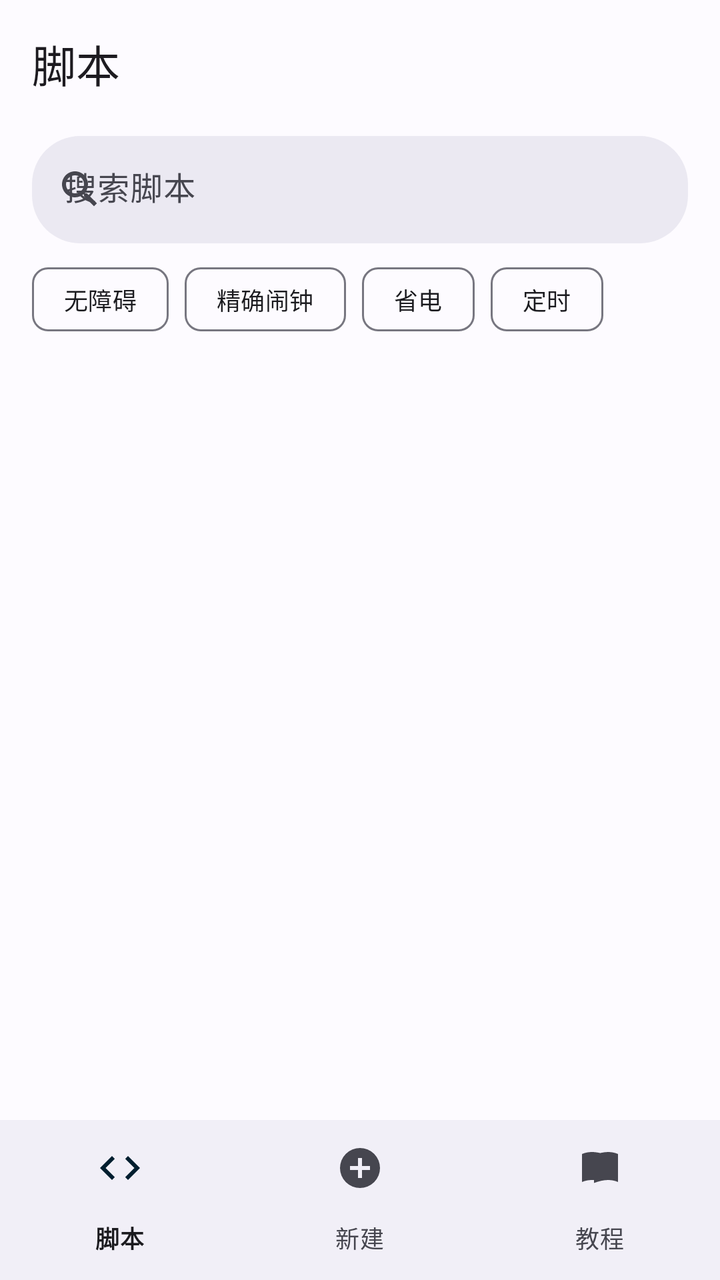
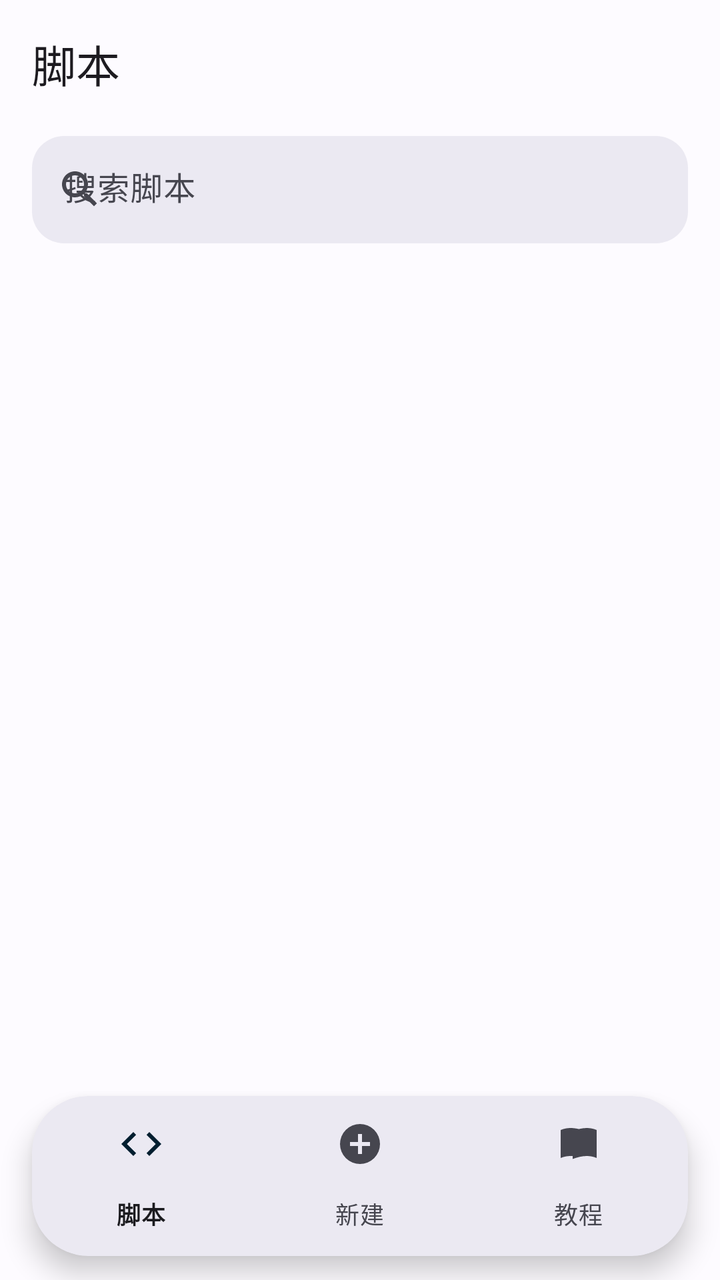

Screens rendered from an Android XML layout before and after an edit, with the pre-edit source and the edit as a unified diff.
<!-- AndroidManifest.xml: application theme Theme.MicroAuto -->
<!-- res/layout/activity_main.xml -->
<?xml version="1.0" encoding="utf-8"?>
<androidx.coordinatorlayout.widget.CoordinatorLayout xmlns:android="http://schemas.android.com/apk/res/android"
    xmlns:app="http://schemas.android.com/apk/res-auto"
    android:id="@+id/root"
    android:layout_width="match_parent"
    android:layout_height="match_parent"
    android:background="?attr/colorSurface">

    <LinearLayout
        android:layout_width="match_parent"
        android:layout_height="match_parent"
        android:orientation="vertical">

        <com.google.android.material.appbar.MaterialToolbar
            android:id="@+id/toolbar"
            android:layout_width="match_parent"
            android:layout_height="?attr/actionBarSize"
            app:navigationIconTint="?attr/colorOnSurface"
            app:title="脚本"
            app:titleTextAppearance="?attr/textAppearanceTitleLarge" />

        <FrameLayout
            android:id="@+id/pageHost"
            android:layout_width="match_parent"
            android:layout_height="0dp"
            android:layout_weight="1">

            <LinearLayout
                android:id="@+id/scriptsPage"
                android:layout_width="match_parent"
                android:layout_height="match_parent"
                android:orientation="vertical">

                <com.google.android.material.textfield.TextInputLayout
                    android:id="@+id/searchLayout"
                    style="@style/Widget.Material3.TextInputLayout.FilledBox.Dense"
                    android:layout_width="match_parent"
                    android:layout_height="wrap_content"
                    android:layout_marginStart="16dp"
                    android:layout_marginTop="4dp"
                    android:layout_marginEnd="16dp"
                    android:hint="搜索脚本"
                    app:boxBackgroundColor="?attr/colorSurfaceContainerHigh"
                    app:boxCornerRadiusBottomEnd="24dp"
                    app:boxCornerRadiusBottomStart="24dp"
                    app:boxCornerRadiusTopEnd="24dp"
                    app:boxCornerRadiusTopStart="24dp"
                    app:boxStrokeWidth="0dp"
                    app:boxStrokeWidthFocused="0dp"
                    app:endIconMode="clear_text"
                    app:startIconDrawable="@drawable/ic_search"
                    app:startIconTint="?attr/colorOnSurfaceVariant">

                    <com.google.android.material.textfield.TextInputEditText
                        android:id="@+id/searchInput"
                        android:layout_width="match_parent"
                        android:layout_height="wrap_content"
                        android:imeOptions="actionSearch"
                        android:inputType="text"
                        android:maxLines="1" />
                </com.google.android.material.textfield.TextInputLayout>

                <com.google.android.material.chip.ChipGroup
                    android:id="@+id/statusChips"
                    android:layout_width="match_parent"
                    android:layout_height="wrap_content"
                    android:paddingStart="16dp"
                    android:paddingTop="4dp"
                    android:paddingEnd="16dp"
                    android:paddingBottom="8dp"
                    app:chipSpacingHorizontal="8dp"
                    app:chipSpacingVertical="4dp">

                    <com.google.android.material.chip.Chip
                        android:id="@+id/chipAccessibility"
                        style="@style/Widget.MicroAuto.Chip.Status"
                        android:layout_width="wrap_content"
                        android:layout_height="wrap_content"
                        android:checkable="false"
                        android:clickable="true"
                        android:text="无障碍" />

                    <com.google.android.material.chip.Chip
                        android:id="@+id/chipAlarm"
                        style="@style/Widget.MicroAuto.Chip.Status"
                        android:layout_width="wrap_content"
                        android:layout_height="wrap_content"
                        android:checkable="false"
                        android:clickable="true"
                        android:text="精确闹钟" />

                    <com.google.android.material.chip.Chip
                        android:id="@+id/chipBattery"
                        style="@style/Widget.MicroAuto.Chip.Status"
                        android:layout_width="wrap_content"
                        android:layout_height="wrap_content"
                        android:checkable="false"
                        android:clickable="true"
                        android:text="省电" />

                    <com.google.android.material.chip.Chip
                        android:id="@+id/chipSchedule"
                        style="@style/Widget.MicroAuto.Chip.Status"
                        android:layout_width="wrap_content"
                        android:layout_height="wrap_content"
                        android:checkable="false"
                        android:clickable="true"
                        android:text="定时" />
                </com.google.android.material.chip.ChipGroup>

                <FrameLayout
                    android:layout_width="match_parent"
                    android:layout_height="0dp"
                    android:layout_weight="1">

                    <androidx.recyclerview.widget.RecyclerView
                        android:id="@+id/scriptList"
                        android:layout_width="match_parent"
                        android:layout_height="match_parent"
                        android:clipToPadding="false"
                        android:paddingStart="8dp"
                        android:paddingTop="4dp"
                        android:paddingEnd="8dp"
                        android:paddingBottom="16dp"
                        android:scrollbars="vertical" />

                    <LinearLayout
                        android:id="@+id/emptyState"
                        android:layout_width="match_parent"
                        android:layout_height="match_parent"
                        android:gravity="center"
                        android:orientation="vertical"
                        android:padding="32dp"
                        android:visibility="gone">

                        <TextView
                            android:id="@+id/emptyTitle"
                            android:layout_width="wrap_content"
                            android:layout_height="wrap_content"
                            android:text="还没有脚本"
                            android:textAppearance="?attr/textAppearanceTitleMedium" />

                        <TextView
                            android:id="@+id/emptyHint"
                            android:layout_width="wrap_content"
                            android:layout_height="wrap_content"
                            android:layout_marginTop="8dp"
                            android:gravity="center"
                            android:text="新建一个脚本，或从文件导入 .js / .txt"
                            android:textAppearance="?attr/textAppearanceBodyMedium"
                            android:textColor="?attr/colorOnSurfaceVariant" />

                        <com.google.android.material.button.MaterialButton
                            android:id="@+id/btnEmptyNew"
                            android:layout_width="wrap_content"
                            android:layout_height="wrap_content"
                            android:layout_marginTop="16dp"
                            android:text="新建脚本" />

                        <com.google.android.material.button.MaterialButton
                            android:id="@+id/btnEmptyImport"
                            style="@style/Widget.Material3.Button.TextButton"
                            android:layout_width="wrap_content"
                            android:layout_height="wrap_content"
                            android:text="导入脚本" />

                        <com.google.android.material.button.MaterialButton
                            android:id="@+id/btnEmptyFolder"
                            style="@style/Widget.Material3.Button.TextButton"
                            android:layout_width="wrap_content"
                            android:layout_height="wrap_content"
                            android:text="新建文件夹" />
                    </LinearLayout>
                </FrameLayout>
            </LinearLayout>

            <androidx.core.widget.NestedScrollView
                android:id="@+id/tutorialPage"
                android:layout_width="match_parent"
                android:layout_height="match_parent"
                android:fillViewport="true"
                android:visibility="gone">

                <include
                    android:id="@+id/tutorialContent"
                    layout="@layout/view_tutorial" />
            </androidx.core.widget.NestedScrollView>
        </FrameLayout>

        <com.google.android.material.bottomnavigation.BottomNavigationView
            android:id="@+id/bottomNav"
            android:layout_width="match_parent"
            android:layout_height="wrap_content"
            app:labelVisibilityMode="labeled"
            app:menu="@menu/menu_bottom" />
    </LinearLayout>
</androidx.coordinatorlayout.widget.CoordinatorLayout>
<!-- res/layout/view_tutorial.xml (included above) -->
<?xml version="1.0" encoding="utf-8"?>
<LinearLayout xmlns:android="http://schemas.android.com/apk/res/android"
    android:layout_width="match_parent"
    android:layout_height="wrap_content"
    android:orientation="vertical"
    android:padding="16dp">

    <TextView
        android:layout_width="match_parent"
        android:layout_height="wrap_content"
        android:text="MicroAuto 用 JavaScript 调用 Android 无障碍服务，实现自动点击、滑动、读取界面和定时执行。"
        android:textAppearance="?attr/textAppearanceBodyMedium"
        android:textColor="?attr/colorOnSurfaceVariant" />

    <TextView
        android:layout_width="wrap_content"
        android:layout_height="wrap_content"
        android:layout_marginTop="24dp"
        android:text="快速开始"
        android:textAppearance="?attr/textAppearanceTitleMedium" />

    <TextView
        android:layout_width="match_parent"
        android:layout_height="wrap_content"
        android:layout_marginTop="8dp"
        android:lineSpacingExtra="4dp"
        android:text="1. 打开系统设置 → 无障碍 → 已下载的服务 → MicroAuto，开启服务。\n2. 回到首页，点底部中间的「新建」，选择新建脚本或新建文件夹，或直接打开内置示例。\n3. 在编辑器里点“运行”。首次运行会请求通知权限，用于前台服务通知。"
        android:textAppearance="?attr/textAppearanceBodyMedium"
        android:textColor="?attr/colorOnSurfaceVariant" />

    <TextView
        android:layout_width="wrap_content"
        android:layout_height="wrap_content"
        android:layout_marginTop="24dp"
        android:text="第一个脚本"
        android:textAppearance="?attr/textAppearanceTitleMedium" />

    <TextView
        android:layout_width="match_parent"
        android:layout_height="wrap_content"
        android:layout_marginTop="8dp"
        android:text="用 text()、id()、desc() 等选择器找到控件，再调用 click()、setText()、scrollForward()。"
        android:textAppearance="?attr/textAppearanceBodyMedium"
        android:textColor="?attr/colorOnSurfaceVariant" />

    <TextView
        android:layout_width="match_parent"
        android:layout_height="wrap_content"
        android:layout_marginTop="8dp"
        android:background="@drawable/bg_log"
        android:fontFamily="monospace"
        android:lineSpacingExtra="2dp"
        android:padding="12dp"
        android:text="var button = text(&quot;签到&quot;).findOne(5000);&#10;if (button) {&#10;  button.click();&#10;  toast(&quot;签到完成&quot;);&#10;} else {&#10;  log(&quot;没有找到按钮&quot;);&#10;}"
        android:textColor="?attr/colorOnSurface"
        android:textIsSelectable="true"
        android:textSize="12sp" />

    <TextView
        android:layout_width="wrap_content"
        android:layout_height="wrap_content"
        android:layout_marginTop="24dp"
        android:text="定时任务"
        android:textAppearance="?attr/textAppearanceTitleMedium" />

    <TextView
        android:layout_width="match_parent"
        android:layout_height="wrap_content"
        android:layout_marginTop="8dp"
        android:lineSpacingExtra="4dp"
        android:text="编辑页 → 每天定时 → 设置 → 输入 HH:mm → 启用每天定时 → 保存定时。\n到点后会用前台服务运行当前脚本。精确闹钟不可用时会自动降级；部分厂商需要在电池设置里允许后台运行。"
        android:textAppearance="?attr/textAppearanceBodyMedium"
        android:textColor="?attr/colorOnSurfaceVariant" />

    <TextView
        android:layout_width="wrap_content"
        android:layout_height="wrap_content"
        android:layout_marginTop="24dp"
        android:text="文件夹"
        android:textAppearance="?attr/textAppearanceTitleMedium" />

    <TextView
        android:layout_width="match_parent"
        android:layout_height="wrap_content"
        android:layout_marginTop="8dp"
        android:lineSpacingExtra="4dp"
        android:text="首页右上角菜单 → 新建文件夹，或点底部中间的「新建」。\n脚本菜单 → 移动到… 可以把脚本放进文件夹。\n删除文件夹时，里面的脚本会移回根目录，不会丢失。\n目前支持一级文件夹。"
        android:textAppearance="?attr/textAppearanceBodyMedium"
        android:textColor="?attr/colorOnSurfaceVariant" />

    <TextView
        android:layout_width="wrap_content"
        android:layout_height="wrap_content"
        android:layout_marginTop="24dp"
        android:text="版本管理"
        android:textAppearance="?attr/textAppearanceTitleMedium" />

    <TextView
        android:layout_width="match_parent"
        android:layout_height="wrap_content"
        android:layout_marginTop="8dp"
        android:lineSpacingExtra="4dp"
        android:text="编辑页右上角菜单 → 发布版本，给当前内容打一个快照并写备注。\n菜单 → 版本历史，可查看、恢复或删除历史版本；恢复会覆盖当前内容。\n首页脚本菜单也可以直接打开版本历史。"
        android:textAppearance="?attr/textAppearanceBodyMedium"
        android:textColor="?attr/colorOnSurfaceVariant" />

    <TextView
        android:layout_width="wrap_content"
        android:layout_height="wrap_content"
        android:layout_marginTop="24dp"
        android:text="搜索"
        android:textAppearance="?attr/textAppearanceTitleMedium" />

    <TextView
        android:layout_width="match_parent"
        android:layout_height="wrap_content"
        android:layout_marginTop="8dp"
        android:text="首页顶部的搜索框会按名称过滤所有脚本，包括文件夹内的脚本；清空后回到当前文件夹视图。"
        android:textAppearance="?attr/textAppearanceBodyMedium"
        android:textColor="?attr/colorOnSurfaceVariant" />

    <TextView
        android:layout_width="wrap_content"
        android:layout_height="wrap_content"
        android:layout_marginTop="24dp"
        android:text="导入与导出"
        android:textAppearance="?attr/textAppearanceTitleMedium" />

    <TextView
        android:layout_width="match_parent"
        android:layout_height="wrap_content"
        android:layout_marginTop="8dp"
        android:lineSpacingExtra="4dp"
        android:text="首页菜单或空状态可以导入 .js / .txt，导入的脚本会进入当前文件夹。\n脚本菜单 → 导出，会通过系统文件选择器保存为 .js。"
        android:textAppearance="?attr/textAppearanceBodyMedium"
        android:textColor="?attr/colorOnSurfaceVariant" />

    <TextView
        android:layout_width="wrap_content"
        android:layout_height="wrap_content"
        android:layout_marginTop="24dp"
        android:text="权限与限制"
        android:textAppearance="?attr/textAppearanceTitleMedium" />

    <TextView
        android:layout_width="match_parent"
        android:layout_height="wrap_content"
        android:layout_marginTop="8dp"
        android:lineSpacingExtra="4dp"
        android:text="• 非 root，必须开启无障碍服务。\n• 锁屏、息屏时无法操作界面。\n• 部分应用会检测或拒绝无障碍操作。\n• 定时触发受 Doze 和厂商保活策略影响。\n• 首版没有 OCR、找图、悬浮窗和可视化选择器。"
        android:textAppearance="?attr/textAppearanceBodyMedium"
        android:textColor="?attr/colorOnSurfaceVariant" />

    <TextView
        android:layout_width="wrap_content"
        android:layout_height="wrap_content"
        android:layout_marginTop="24dp"
        android:text="内置示例"
        android:textAppearance="?attr/textAppearanceTitleMedium" />

    <TextView
        android:layout_width="match_parent"
        android:layout_height="wrap_content"
        android:layout_marginTop="8dp"
        android:lineSpacingExtra="4dp"
        android:text="首次启动会创建 5 个示例脚本。删除后可以在首页菜单或本页底部恢复。\n示例包括：节点树、按文本点击、滑动与等待、定时签到模板、常用工具函数。"
        android:textAppearance="?attr/textAppearanceBodyMedium"
        android:textColor="?attr/colorOnSurfaceVariant" />

    <com.google.android.material.button.MaterialButton
        android:id="@+id/btnRestoreBuiltins"
        style="@style/Widget.Material3.Button.OutlinedButton"
        android:layout_width="match_parent"
        android:layout_height="wrap_content"
        android:layout_marginTop="20dp"
        android:layout_marginBottom="24dp"
        android:text="恢复内置示例" />
</LinearLayout>
<!-- resources referenced by this layout -->
<resources>
  <!-- drawable bg_log (drawable) -->
  <?xml version="1.0" encoding="utf-8"?>
  <shape xmlns:android="http://schemas.android.com/apk/res/android"
      android:shape="rectangle">
      <solid android:color="?attr/colorSurfaceContainerHighest" />
      <corners android:radius="12dp" />
  </shape>
  <!-- drawable ic_search (drawable) -->
  <vector xmlns:android="http://schemas.android.com/apk/res/android"
      android:width="24dp"
      android:height="24dp"
      android:viewportWidth="24"
      android:viewportHeight="24">
      <path
          android:fillColor="#FFFFFFFF"
          android:pathData="M15.5,14 H14.71 L14.43,13.73 C15.41,12.59 16,11.11 16,9.5 C16,5.91 13.09,3 9.5,3 C5.91,3 3,5.91 3,9.5 C3,13.09 5.91,16 9.5,16 C11.11,16 12.59,15.41 13.73,14.43 L14,14.71 V15.5 L19,20.49 L20.49,19 L15.5,14 Z M9.5,14 C7.01,14 5,11.99 5,9.5 C5,7.01 7.01,5 9.5,5 C11.99,5 14,7.01 14,9.5 C14,11.99 11.99,14 9.5,14 Z" />
  </vector>
  <style name="Widget.MicroAuto.Chip.Status" parent="Widget.Material3.Chip.Assist">
          <item name="android:textSize">12sp</item>
          <item name="chipMinHeight">32dp</item>
      </style>
  <color name="md_primary">#4338CA</color>
  <color name="md_on_primary">#FFFFFF</color>
  <color name="md_primary_container">#E0E0FF</color>
  <color name="md_on_primary_container">#12005E</color>
  <color name="md_secondary">#0369A1</color>
  <color name="md_on_secondary">#FFFFFF</color>
  <color name="md_secondary_container">#CFE9FF</color>
  <color name="md_on_secondary_container">#001E2F</color>
  <color name="md_tertiary">#0E7490</color>
  <color name="md_on_tertiary">#FFFFFF</color>
  <color name="md_tertiary_container">#CFFAFE</color>
  <color name="md_on_tertiary_container">#00363D</color>
  <color name="md_background">#FDFBFF</color>
  <color name="md_on_background">#1B1B1F</color>
  <color name="md_surface">#FDFBFF</color>
  <color name="md_on_surface">#1B1B1F</color>
  <color name="md_surface_variant">#E3E1EC</color>
  <color name="md_on_surface_variant">#46464F</color>
  <color name="md_outline">#777680</color>
  <color name="md_outline_variant">#C7C5D0</color>
  <color name="md_surface_container_lowest">#FFFFFF</color>
  <color name="md_surface_container_low">#F7F5FB</color>
  <color name="md_surface_container">#F1EFF7</color>
  <color name="md_surface_container_high">#EBE9F2</color>
  <color name="md_surface_container_highest">#E5E3EC</color>
  <color name="md_error">#BA1A1A</color>
  <color name="md_on_error">#FFFFFF</color>
  <color name="md_error_container">#FFDAD6</color>
  <color name="md_on_error_container">#410002</color>
  <!-- unchanged entries left out for length: 1 -->
</resources>

<!-- the commit's change to res/layout/activity_main.xml (unified diff, before → after) -->
@@ -41,10 +41,10 @@
                     android:layout_marginEnd="16dp"
                     android:hint="搜索脚本"
                     app:boxBackgroundColor="?attr/colorSurfaceContainerHigh"
-                    app:boxCornerRadiusBottomEnd="24dp"
-                    app:boxCornerRadiusBottomStart="24dp"
-                    app:boxCornerRadiusTopEnd="24dp"
-                    app:boxCornerRadiusTopStart="24dp"
+                    app:boxCornerRadiusBottomEnd="16dp"
+                    app:boxCornerRadiusBottomStart="16dp"
+                    app:boxCornerRadiusTopEnd="16dp"
+                    app:boxCornerRadiusTopStart="16dp"
                     app:boxStrokeWidth="0dp"
                     app:boxStrokeWidthFocused="0dp"
                     app:endIconMode="clear_text"
@@ -60,54 +60,6 @@
                         android:maxLines="1" />
                 </com.google.android.material.textfield.TextInputLayout>
 
-                <com.google.android.material.chip.ChipGroup
-                    android:id="@+id/statusChips"
-                    android:layout_width="match_parent"
-                    android:layout_height="wrap_content"
-                    android:paddingStart="16dp"
-                    android:paddingTop="4dp"
-                    android:paddingEnd="16dp"
-                    android:paddingBottom="8dp"
-                    app:chipSpacingHorizontal="8dp"
-                    app:chipSpacingVertical="4dp">
-
-                    <com.google.android.material.chip.Chip
-                        android:id="@+id/chipAccessibility"
-                        style="@style/Widget.MicroAuto.Chip.Status"
-                        android:layout_width="wrap_content"
-                        android:layout_height="wrap_content"
-                        android:checkable="false"
-                        android:clickable="true"
-                        android:text="无障碍" />
-
-                    <com.google.android.material.chip.Chip
-                        android:id="@+id/chipAlarm"
-                        style="@style/Widget.MicroAuto.Chip.Status"
-                        android:layout_width="wrap_content"
-                        android:layout_height="wrap_content"
-                        android:checkable="false"
-                        android:clickable="true"
-                        android:text="精确闹钟" />
-
-                    <com.google.android.material.chip.Chip
-                        android:id="@+id/chipBattery"
-                        style="@style/Widget.MicroAuto.Chip.Status"
-                        android:layout_width="wrap_content"
-                        android:layout_height="wrap_content"
-                        android:checkable="false"
-                        android:clickable="true"
-                        android:text="省电" />
-
-                    <com.google.android.material.chip.Chip
-                        android:id="@+id/chipSchedule"
-                        style="@style/Widget.MicroAuto.Chip.Status"
-                        android:layout_width="wrap_content"
-                        android:layout_height="wrap_content"
-                        android:checkable="false"
-                        android:clickable="true"
-                        android:text="定时" />
-                </com.google.android.material.chip.ChipGroup>
-
                 <FrameLayout
                     android:layout_width="match_parent"
                     android:layout_height="0dp"
@@ -121,7 +73,7 @@
                         android:paddingStart="8dp"
                         android:paddingTop="4dp"
                         android:paddingEnd="8dp"
-                        android:paddingBottom="16dp"
+                        android:paddingBottom="104dp"
                         android:scrollbars="vertical" />
 
                     <LinearLayout
@@ -130,7 +82,10 @@
                         android:layout_height="match_parent"
                         android:gravity="center"
                         android:orientation="vertical"
-                        android:padding="32dp"
+                        android:paddingStart="32dp"
+                        android:paddingTop="32dp"
+                        android:paddingEnd="32dp"
+                        android:paddingBottom="120dp"
                         android:visibility="gone">
 
                         <TextView
@@ -186,14 +141,30 @@
                     layout="@layout/view_tutorial" />
             </androidx.core.widget.NestedScrollView>
         </FrameLayout>
+    </LinearLayout>
+
+    <com.google.android.material.card.MaterialCardView
+        android:id="@+id/navCard"
+        android:layout_width="match_parent"
+        android:layout_height="wrap_content"
+        android:layout_gravity="bottom|center_horizontal"
+        android:layout_marginStart="16dp"
+        android:layout_marginEnd="16dp"
+        android:layout_marginBottom="12dp"
+        app:cardBackgroundColor="?attr/colorSurfaceContainerHigh"
+        app:cardCornerRadius="28dp"
+        app:cardElevation="8dp"
+        app:strokeWidth="0dp">
 
         <com.google.android.material.bottomnavigation.BottomNavigationView
             android:id="@+id/bottomNav"
             android:layout_width="match_parent"
             android:layout_height="wrap_content"
+            android:background="@android:color/transparent"
+            app:elevation="0dp"
             app:labelVisibilityMode="labeled"
             app:menu="@menu/menu_bottom" />
-    </LinearLayout>
+    </com.google.android.material.card.MaterialCardView>
 </androidx.coordinatorlayout.widget.CoordinatorLayout>
 <!-- res/layout/view_tutorial.xml (included above) -->
 <?xml version="1.0" encoding="utf-8"?>
@@ -201,7 +172,10 @@
     android:layout_width="match_parent"
     android:layout_height="wrap_content"
     android:orientation="vertical"
-    android:padding="16dp">
+    android:paddingStart="16dp"
+    android:paddingTop="16dp"
+    android:paddingEnd="16dp"
+    android:paddingBottom="120dp">
 
     <TextView
         android:layout_width="match_parent"
<!-- resource entries referenced after the edit -->
@@ -17,10 +17,6 @@
           android:fillColor="#FFFFFFFF"
           android:pathData="M15.5,14 H14.71 L14.43,13.73 C15.41,12.59 16,11.11 16,9.5 C16,5.91 13.09,3 9.5,3 C5.91,3 3,5.91 3,9.5 C3,13.09 5.91,16 9.5,16 C11.11,16 12.59,15.41 13.73,14.43 L14,14.71 V15.5 L19,20.49 L20.49,19 L15.5,14 Z M9.5,14 C7.01,14 5,11.99 5,9.5 C5,7.01 7.01,5 9.5,5 C11.99,5 14,7.01 14,9.5 C14,11.99 11.99,14 9.5,14 Z" />
   </vector>
-  <style name="Widget.MicroAuto.Chip.Status" parent="Widget.Material3.Chip.Assist">
-          <item name="android:textSize">12sp</item>
-          <item name="chipMinHeight">32dp</item>
-      </style>
   <color name="md_primary">#4338CA</color>
   <color name="md_on_primary">#FFFFFF</color>
   <color name="md_primary_container">#E0E0FF</color>
